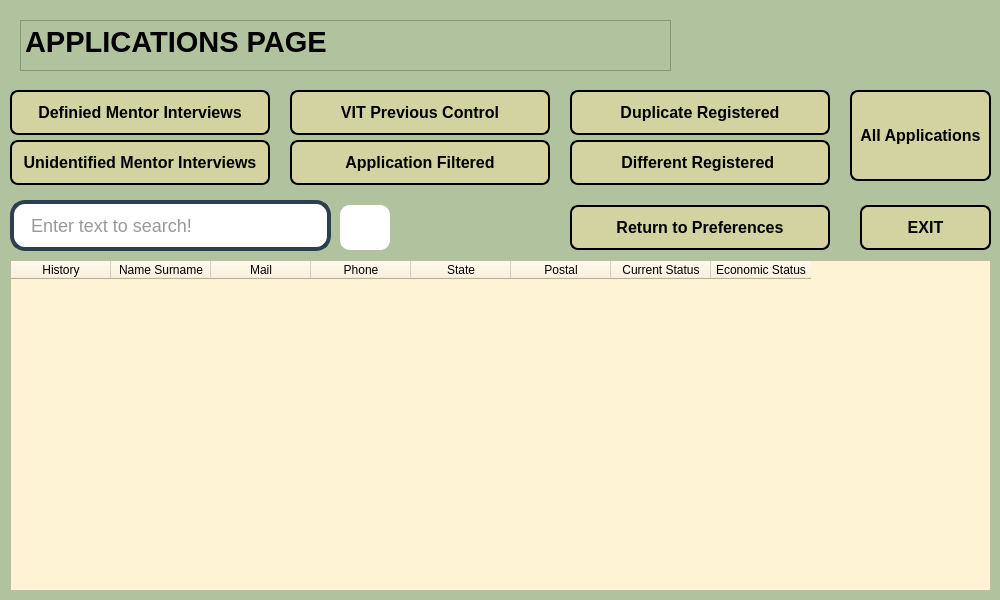
Before: the Qt Designer form UIs/applicationspage.ui in werhereitacademy/Python-Module-Week7, drawn with Qt 5.
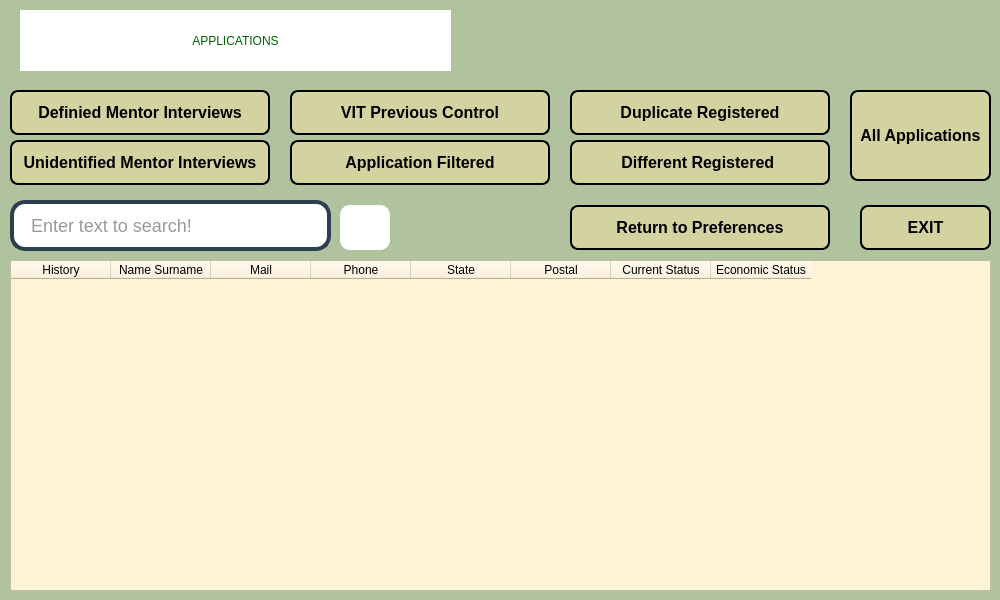
After: the same form once the commit is applied. Icons and pictures are not drawn.

Diff of the .ui file:
```diff
--- a/UIs/applicationspage.ui
+++ b/UIs/applicationspage.ui
@@ -442,21 +442,26 @@
     </property>
    </column>
   </widget>
-  <widget class="QTextBrowser" name="textBrowser">
+  <widget class="QLabel" name="label_5">
    <property name="geometry">
     <rect>
      <x>20</x>
-     <y>20</y>
-     <width>651</width>
-     <height>51</height>
+     <y>10</y>
+     <width>431</width>
+     <height>61</height>
     </rect>
    </property>
-   <property name="html">
-    <string>&lt;!DOCTYPE HTML PUBLIC &quot;-//W3C//DTD HTML 4.0//EN&quot; &quot;http://www.w3.org/TR/REC-html40/strict.dtd&quot;&gt;
-&lt;html&gt;&lt;head&gt;&lt;meta name=&quot;qrichtext&quot; content=&quot;1&quot; /&gt;&lt;style type=&quot;text/css&quot;&gt;
-p, li { white-space: pre-wrap; }
-&lt;/style&gt;&lt;/head&gt;&lt;body style=&quot; font-family:'MS Shell Dlg 2'; font-size:7.8pt; font-weight:400; font-style:normal;&quot;&gt;
-&lt;p style=&quot; margin-top:0px; margin-bottom:0px; margin-left:0px; margin-right:0px; -qt-block-indent:0; text-indent:0px;&quot;&gt;&lt;span style=&quot; font-size:22pt; font-weight:600;&quot;&gt;APPLICATIONS PAGE&lt;/span&gt;&lt;/p&gt;&lt;/body&gt;&lt;/html&gt;</string>
+   <property name="styleSheet">
+    <string notr="true">font: 87 24pt &quot;Arial Black&quot;;
+background-color: rgb(255, 255, 255);
+color: rgb(0, 0, 0);
+color: rgb(0, 100, 0);</string>
+   </property>
+   <property name="text">
+    <string>APPLICATIONS</string>
+   </property>
+   <property name="alignment">
+    <set>Qt::AlignCenter</set>
    </property>
   </widget>
  </widget>
```
